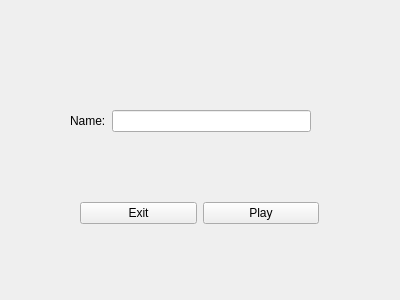
First picture: the form in start_menu.ui, repository PradeepMoturi/Arkanoid, before the edit.
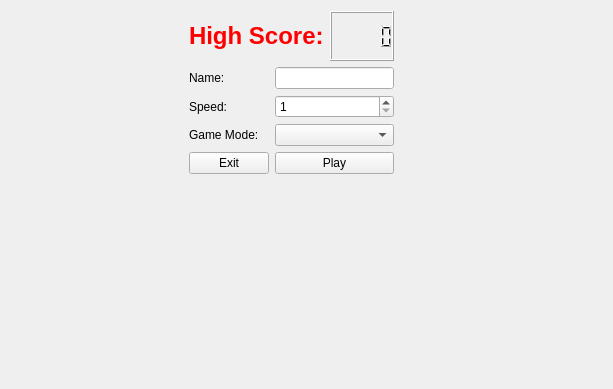
Second picture: the form after the edit.

Diff of the .ui file:
```diff
--- a/start_menu.ui
+++ b/start_menu.ui
@@ -6,57 +6,114 @@
    <rect>
     <x>0</x>
     <y>0</y>
-    <width>400</width>
-    <height>300</height>
+    <width>613</width>
+    <height>389</height>
    </rect>
   </property>
   <property name="windowTitle">
    <string>Form</string>
   </property>
-  <widget class="QWidget" name="layoutWidget">
-   <property name="geometry">
-    <rect>
-     <x>70</x>
-     <y>110</y>
-     <width>241</width>
-     <height>81</height>
-    </rect>
-   </property>
+  <layout class="QGridLayout" name="gridLayout">
+   <item row="1" column="0">
+    <spacer name="horizontalSpacer">
+     <property name="orientation">
+      <enum>Qt::Horizontal</enum>
+     </property>
+     <property name="sizeHint" stdset="0">
+      <size>
+       <width>137</width>
+       <height>20</height>
+      </size>
+     </property>
+    </spacer>
+   </item>
+   <item row="1" column="2">
+    <spacer name="horizontalSpacer_2">
+     <property name="orientation">
+      <enum>Qt::Horizontal</enum>
+     </property>
+     <property name="sizeHint" stdset="0">
+      <size>
+       <width>202</width>
+       <height>20</height>
+      </size>
+     </property>
+    </spacer>
+   </item>
+   <item row="1" column="1">
    <layout class="QVBoxLayout" name="verticalLayout">
     <item>
-     <layout class="QFormLayout" name="formLayout_2">
-      <item row="1" column="0">
+      <layout class="QHBoxLayout" name="horizontalLayout">
+       <item>
+        <widget class="QLabel" name="label_2">
+         <property name="text">
+          <string>&lt;html&gt;&lt;head/&gt;&lt;body&gt;&lt;p&gt;&lt;h1&gt;&lt;span style=&quot; color:#ff0000;&quot;&gt;High Score:&lt;/span&gt;&lt;/h1&gt;&lt;/p&gt;&lt;/body&gt;&lt;/html&gt;</string>
+         </property>
+        </widget>
+       </item>
+       <item>
+        <widget class="QLCDNumber" name="lcdNumber">
+         <property name="maximumSize">
+          <size>
+           <width>100</width>
+           <height>50</height>
+          </size>
+         </property>
+        </widget>
+       </item>
+      </layout>
+     </item>
+     <item>
+      <layout class="QFormLayout" name="formLayout">
+       <item row="0" column="0">
        <widget class="QLabel" name="label">
         <property name="text">
          <string>Name:</string>
         </property>
        </widget>
       </item>
+       <item row="0" column="1">
+        <widget class="QLineEdit" name="nameEdit">
+         <property name="autoFillBackground">
+          <bool>true</bool>
+         </property>
+        </widget>
+       </item>
+       <item row="1" column="0">
+        <widget class="QLabel" name="label_3">
+         <property name="text">
+          <string>Speed:</string>
+         </property>
+        </widget>
+       </item>
       <item row="1" column="1">
-       <widget class="QLineEdit" name="nameEdit"/>
-      </item>
-     </layout>
-    </item>
-   </layout>
-  </widget>
-  <widget class="QWidget" name="">
-   <property name="geometry">
-    <rect>
-     <x>80</x>
-     <y>200</y>
-     <width>239</width>
-     <height>27</height>
-    </rect>
-   </property>
-   <layout class="QHBoxLayout" name="horizontalLayout">
-    <item>
+        <widget class="QSpinBox" name="speed">
+         <property name="minimum">
+          <number>1</number>
+         </property>
+         <property name="maximum">
+          <number>5</number>
+         </property>
+        </widget>
+       </item>
+       <item row="2" column="0">
+        <widget class="QLabel" name="label_4">
+         <property name="text">
+          <string>Game Mode: </string>
+         </property>
+        </widget>
+       </item>
+       <item row="2" column="1">
+        <widget class="QComboBox" name="mode"/>
+       </item>
+       <item row="3" column="0">
      <widget class="QPushButton" name="exit">
       <property name="text">
        <string>Exit</string>
       </property>
      </widget>
     </item>
-    <item>
+       <item row="3" column="1">
      <widget class="QPushButton" name="play">
       <property name="text">
        <string>Play</string>
@@ -64,7 +121,17 @@
      </widget>
     </item>
    </layout>
-  </widget>
+     </item>
+    </layout>
+   </item>
+   <item row="2" column="0" colspan="3">
+    <widget class="QLabel" name="image">
+     <property name="text">
+      <string/>
+     </property>
+    </widget>
+   </item>
+  </layout>
  </widget>
  <resources/>
  <connections/>
```
Lines whose indentation alone changed are shown as unchanged.
